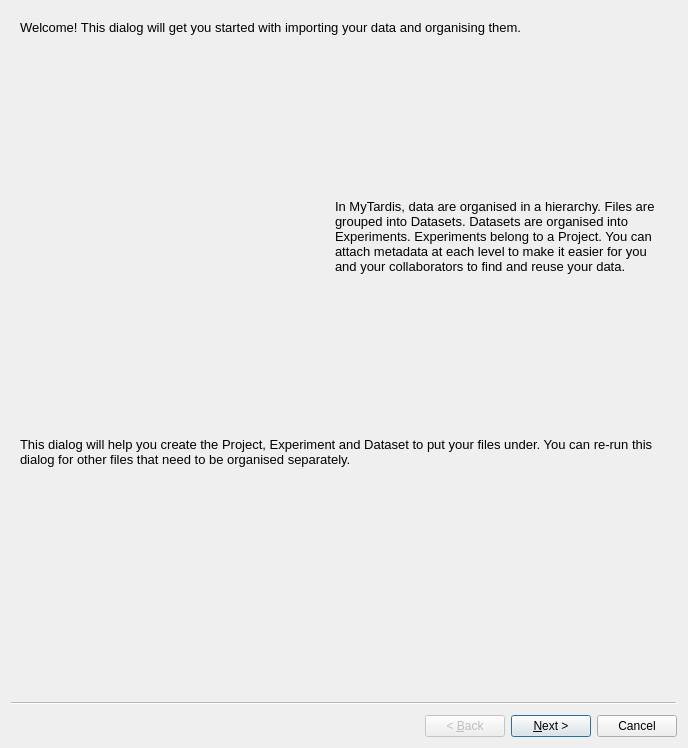
This is ui/add-files-wizard.ui in UoA-eResearch/mytardis_ime as Qt 5 draws it before an edit. The edited form follows.
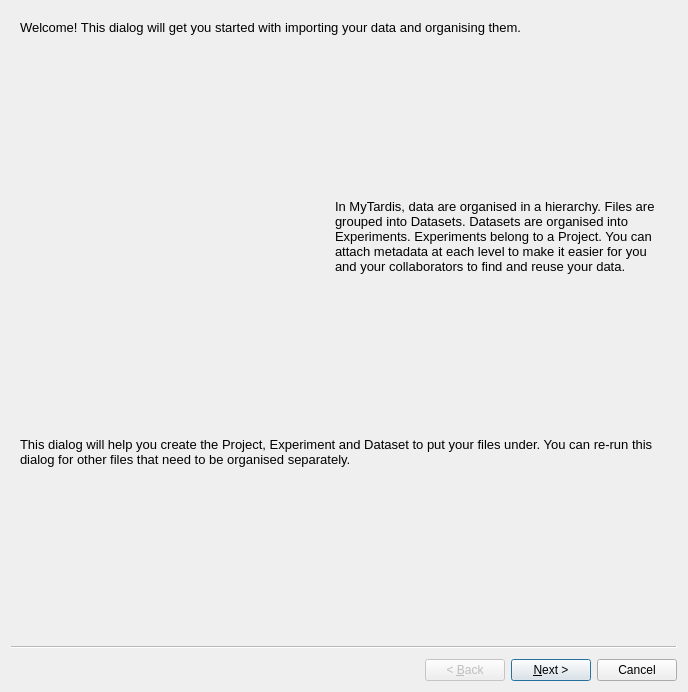
This is the edited form. Icons and pictures are not drawn.

What changed in the file:
```diff
--- a/ui/add-files-wizard.ui
+++ b/ui/add-files-wizard.ui
@@ -7,7 +7,7 @@
     <x>0</x>
     <y>0</y>
     <width>688</width>
-    <height>748</height>
+    <height>692</height>
    </rect>
   </property>
   <property name="windowTitle">
```
Left out of the diff: 34 changed lines with no effect on the pictures.
